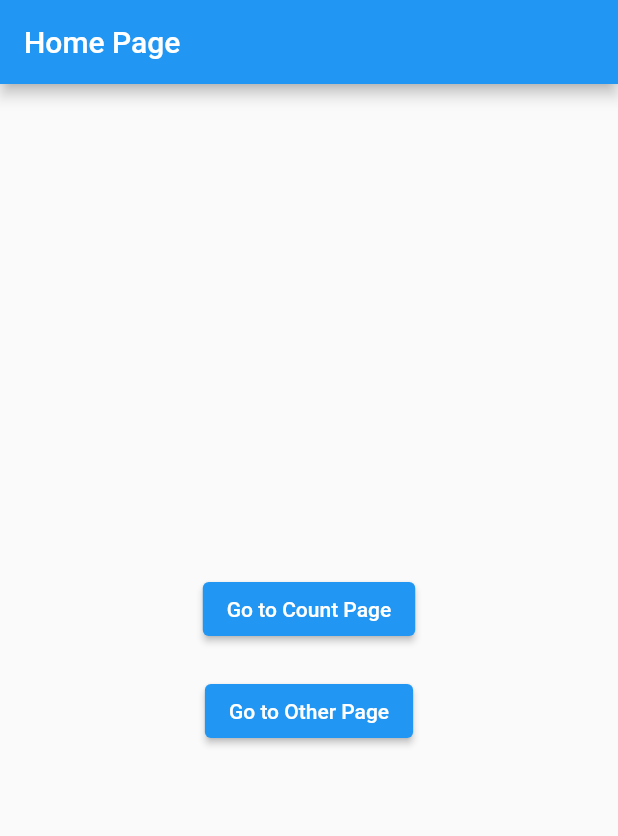
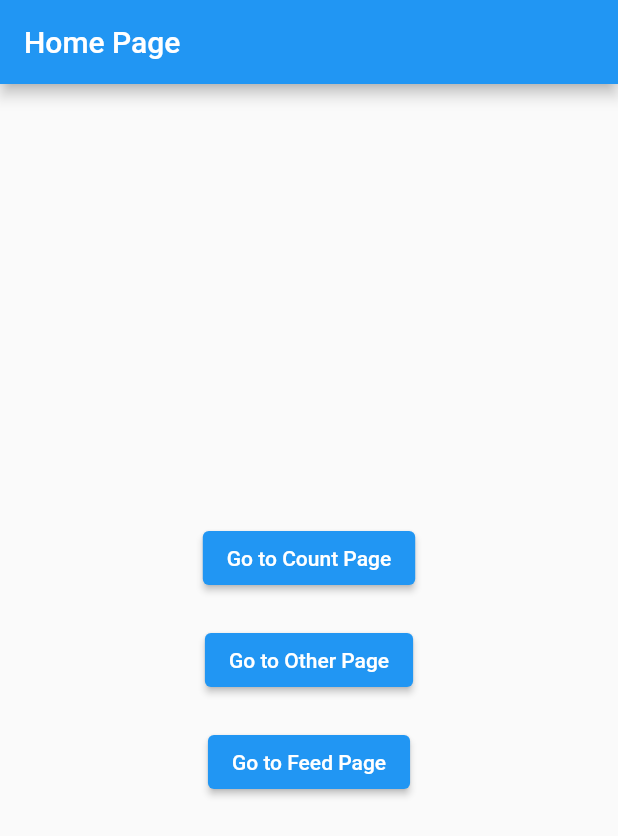
Before and after one commit to weiraneve/flutter_practice, a Flutter app: the screen it shows after launch, on a phone screen of 412 x 824 dp. Shown: the top 836 px of the screen. Run offline on Flutter 3.47's test engine with Material 2 defaults, Android fonts, the phone set to English and light mode, and no system bars; our stand-ins replace dio.

Commit message:
feat: add feed page and ability

```diff
--- a/lib/my_app.dart
+++ b/lib/my_app.dart
@@ -1,7 +1,4 @@
 import 'package:flutter/material.dart';
-import 'package:flutter_practice/ui/count_page.dart';
-import 'package:flutter_practice/ui/home_page.dart';
-import 'package:flutter_practice/ui/other_page.dart';
 
 import 'navigation/routes.dart';
 
@@ -17,11 +14,7 @@ class MyApp extends StatelessWidget {
         primarySwatch: Colors.blue,
       ),
       initialRoute: Routes.home,
-      routes: {
-        Routes.home: (context) => const HomePage(),
-        Routes.count: (context) => const CountPage(),
-        Routes.other: (context) => const OtherPage(),
-      },
+      routes: Routes.all,
     );
   }
 }
--- a/lib/navigation/routes.dart
+++ b/lib/navigation/routes.dart
@@ -1,7 +1,22 @@
+import 'package:flutter/cupertino.dart';
+
+import '../ui/count_page.dart';
+import '../ui/feed_list_page.dart';
+import '../ui/home_page.dart';
+import '../ui/other_page.dart';
+
 class Routes {
   const Routes._();
 
   static const String home = '/home';
   static const String count = '/count';
   static const String other = '/other';
+  static const String feed = '/feed';
+
+  static Map<String, WidgetBuilder> all = {
+    home: (context) => const HomePage(),
+    count: (context) => const CountPage(),
+    other: (context) => const OtherPage(),
+    feed: (context) => const FeedListPage(),
+  };
 }
--- a/lib/ui/home_page.dart
+++ b/lib/ui/home_page.dart
@@ -28,6 +28,13 @@ class HomePage extends StatelessWidget {
               },
               child: const Text(_goOtherButtonText),
             ),
+            const SizedBox(height: 20),
+            ElevatedButton(
+              onPressed: () {
+                Navigator.pushNamed(context, Routes.feed);
+              },
+              child: const Text(_goFeedButtonText),
+            ),
           ],
         ),
       ),
@@ -38,3 +45,4 @@ class HomePage extends StatelessWidget {
 const _homePageTitle = 'Home Page';
 const _goCountButtonText = 'Go to Count Page';
 const _goOtherButtonText = 'Go to Other Page';
+const _goFeedButtonText = 'Go to Feed Page';
--- a/pubspec.yaml
+++ b/pubspec.yaml
@@ -31,6 +31,7 @@ environment:
 dependencies:
   flutter:
     sdk: flutter
+  dio: ^4.0.0
 
 
   # The following adds the Cupertino Icons font to your application.
```
Also changed, not shown: lib/model/feed_list_entity.dart (added, +38 -0 lines), lib/network/feed_api.dart (added, +14 -0 lines), lib/ui/feed_list_page.dart (added, +71 -0 lines), pubspec.lock, 2 other files.
